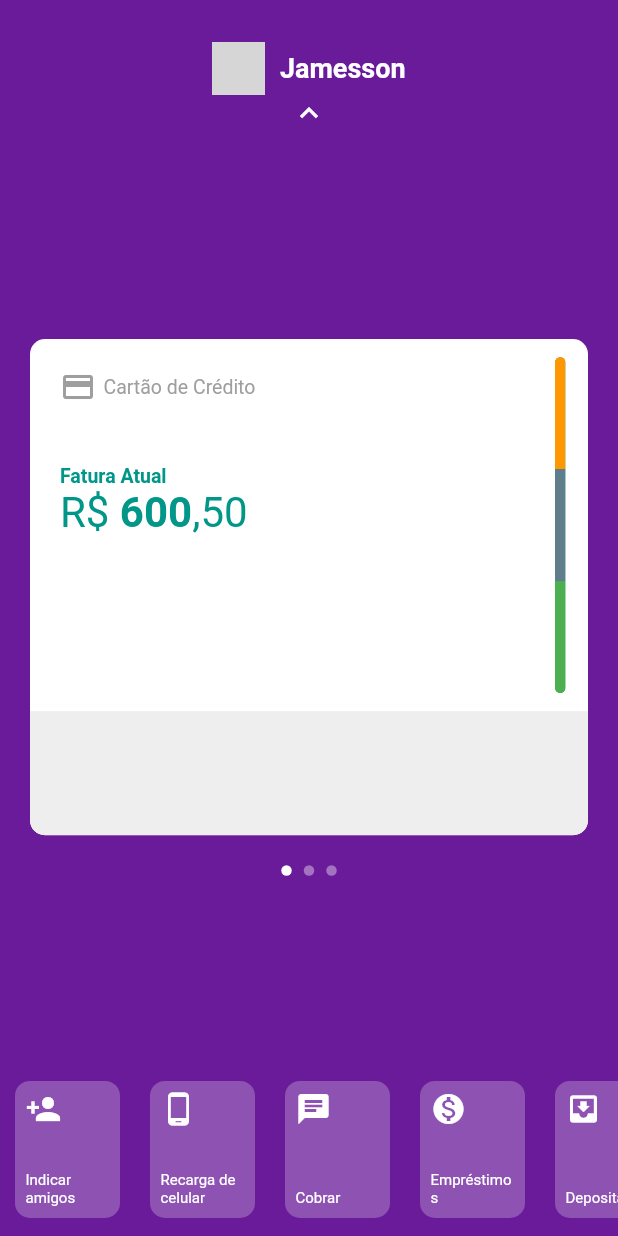
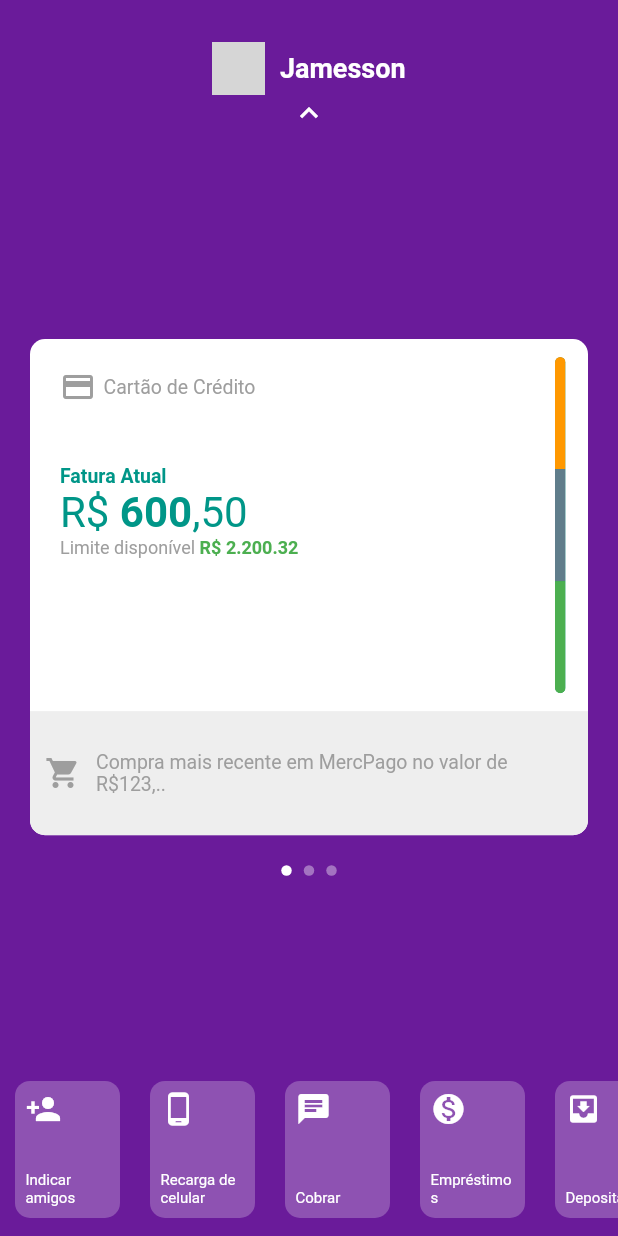
Before and after one commit to jamessonsena/nubank_flutter, a Flutter app: the screen it shows after launch, on a phone screen of 412 x 824 dp. Run offline on Flutter 3.47's test engine with Material 2 defaults, Android fonts, the phone set to English and light mode, and no system bars; network calls fail; grey boxes are pictures that could not be loaded.

Commit message:
Adicionando um texto 'grande' dentro de um Flexible, para pular de linha

```diff
--- a/nubank/lib/pages/home/widgets/first_card.dart
+++ b/nubank/lib/pages/home/widgets/first_card.dart
@@ -66,6 +66,22 @@ class FirstCard extends StatelessWidget {
                                   fontSize: 28,
                                 ),
                               ),
+                              Text.rich(
+                                TextSpan(text: 'Limite disponível ', children: [
+                                  TextSpan(
+                                    text: 'R\$ 2.200.32',
+                                    style: TextStyle(
+                                      color: Colors.green,
+                                      fontWeight: FontWeight.bold,
+                                    ),
+                                  ),
+                                ]),
+                                textAlign: TextAlign.start,
+                                style: TextStyle(
+                                  color: Colors.grey,
+                                  fontSize: 12,
+                                ),
+                              ),
                             ],
                           ),
                         )
@@ -112,6 +128,26 @@ class FirstCard extends StatelessWidget {
           Expanded(
               child: Container(
             color: Colors.grey[200],
+            child: Padding(
+              padding: const EdgeInsets.all(10),
+              child: Row(
+                children: <Widget>[
+                  Icon(
+                    Icons.shopping_cart,
+                    color: Colors.grey,
+                  ),
+                  SizedBox(
+                    width: 10,
+                  ),
+                  Flexible(
+                    child: Text(
+                      'Compra mais recente em MercPago no valor de R\$123,..',
+                      style: TextStyle(color: Colors.grey, fontSize: 13),
+                    ),
+                  ),
+                ],
+              ),
+            ),
           )),
         ],
       ),
```
